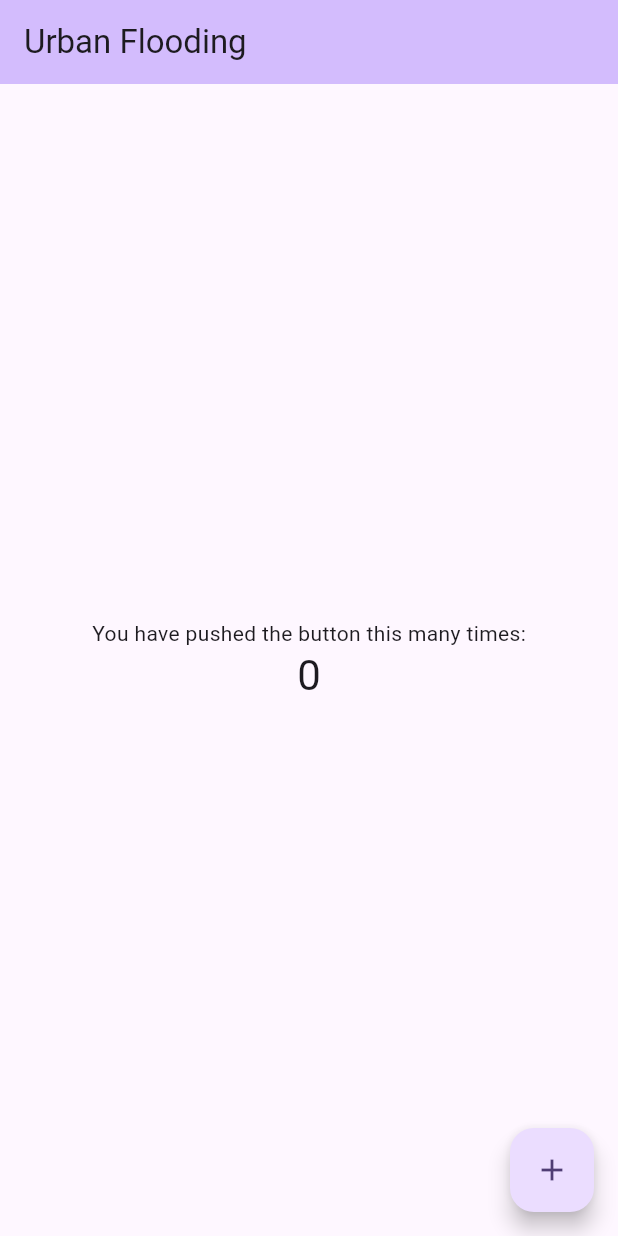
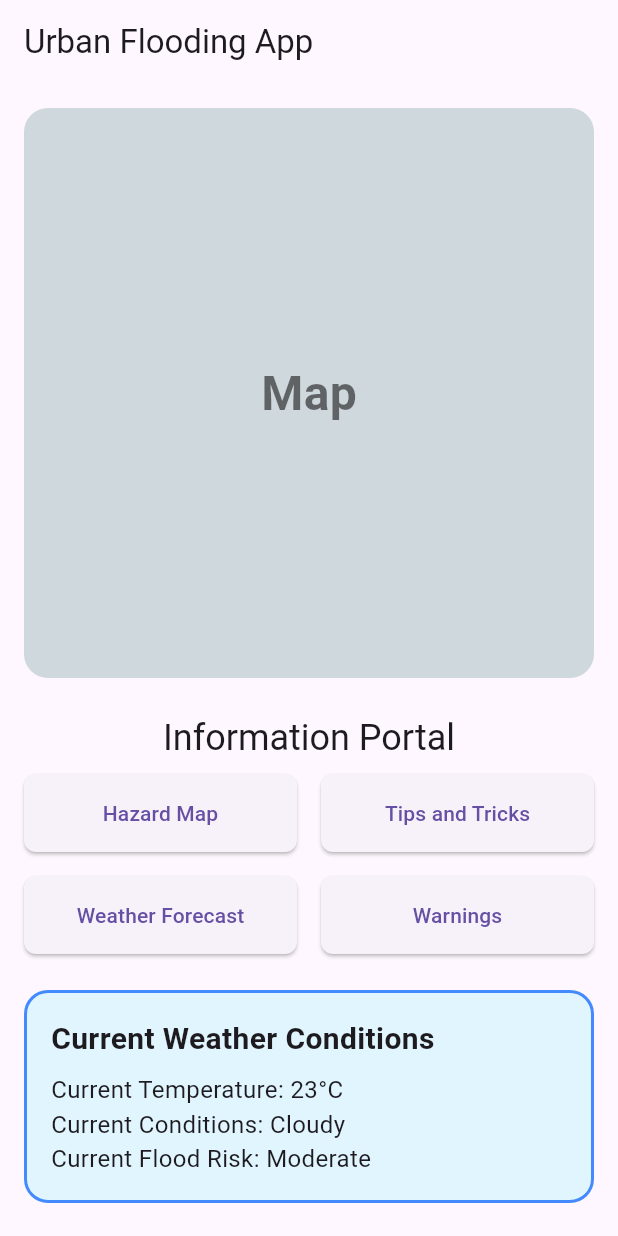
Before and after one commit to nharpa/urban_flooding, a Flutter app: the screen it shows after launch, on a phone screen of 412 x 824 dp. Run offline on Flutter 3.47's test engine with Material 3 defaults, Android fonts, the phone set to English and light mode, and no system bars.

Commit message:
Home Page Wireframe

```diff
--- a/lib/main.dart
+++ b/lib/main.dart
@@ -1,4 +1,5 @@
 import 'package:flutter/material.dart';
+import 'package:urban_flooding/pages/homepage.dart';
 
 void main() {
   runApp(const MyApp());
@@ -7,116 +8,11 @@ void main() {
 class MyApp extends StatelessWidget {
   const MyApp({super.key});
 
-  // This widget is the root of your application.
   @override
   Widget build(BuildContext context) {
-    return MaterialApp(
-      title: 'Flutter Demo',
-      theme: ThemeData(
-        // This is the theme of your application.
-        //
-        // TRY THIS: Try running your application with "flutter run". You'll see
-        // the application has a purple toolbar. Then, without quitting the app,
-        // try changing the seedColor in the colorScheme below to Colors.green
-        // and then invoke "hot reload" (save your changes or press the "hot
-        // reload" button in a Flutter-supported IDE, or press "r" if you used
-        // the command line to start the app).
-        //
-        // Notice that the counter didn't reset back to zero; the application
-        // state is not lost during the reload. To reset the state, use hot
-        // restart instead.
-        //
-        // This works for code too, not just values: Most code changes can be
-        // tested with just a hot reload.
-        colorScheme: ColorScheme.fromSeed(seedColor: Colors.deepPurple),
-      ),
-      home: const MyHomePage(title: 'Urban Flooding'),
+    return const MaterialApp(
+      debugShowCheckedModeBanner: false,
+      home: Homepage(),
     );
   }
 }
-
-class MyHomePage extends StatefulWidget {
-  const MyHomePage({super.key, required this.title});
-
-  // This widget is the home page of your application. It is stateful, meaning
-  // that it has a State object (defined below) that contains fields that affect
-  // how it looks.
-
-  // This class is the configuration for the state. It holds the values (in this
-  // case the title) provided by the parent (in this case the App widget) and
-  // used by the build method of the State. Fields in a Widget subclass are
-  // always marked "final".
-
-  final String title;
-
-  @override
-  State<MyHomePage> createState() => _MyHomePageState();
-}
-
-class _MyHomePageState extends State<MyHomePage> {
-  int _counter = 0;
-
-  void _incrementCounter() {
-    setState(() {
-      // This call to setState tells the Flutter framework that something has
-      // changed in this State, which causes it to rerun the build method below
-      // so that the display can reflect the updated values. If we changed
-      // _counter without calling setState(), then the build method would not be
-      // called again, and so nothing would appear to happen.
-      _counter++;
-    });
-  }
-
-  @override
-  Widget build(BuildContext context) {
-    // This method is rerun every time setState is called, for instance as done
-    // by the _incrementCounter method above.
-    //
-    // The Flutter framework has been optimized to make rerunning build methods
-    // fast, so that you can just rebuild anything that needs updating rather
-    // than having to individually change instances of widgets.
-    return Scaffold(
-      appBar: AppBar(
-        // TRY THIS: Try changing the color here to a specific color (to
-        // Colors.amber, perhaps?) and trigger a hot reload to see the AppBar
-        // change color while the other colors stay the same.
-        backgroundColor: Theme.of(context).colorScheme.inversePrimary,
-        // Here we take the value from the MyHomePage object that was created by
-        // the App.build method, and use it to set our appbar title.
-        title: Text(widget.title),
-      ),
-      body: Center(
-        // Center is a layout widget. It takes a single child and positions it
-        // in the middle of the parent.
-        child: Column(
-          // Column is also a layout widget. It takes a list of children and
-          // arranges them vertically. By default, it sizes itself to fit its
-          // children horizontally, and tries to be as tall as its parent.
-          //
-          // Column has various properties to control how it sizes itself and
-          // how it positions its children. Here we use mainAxisAlignment to
-          // center the children vertically; the main axis here is the vertical
-          // axis because Columns are vertical (the cross axis would be
-          // horizontal).
-          //
-          // TRY THIS: Invoke "debug painting" (choose the "Toggle Debug Paint"
-          // action in the IDE, or press "p" in the console), to see the
-          // wireframe for each widget.
-          mainAxisAlignment: MainAxisAlignment.center,
-          children: <Widget>[
-            const Text('You have pushed the button this many times:'),
-            Text(
-              '$_counter',
-              style: Theme.of(context).textTheme.headlineMedium,
-            ),
-          ],
-        ),
-      ),
-      floatingActionButton: FloatingActionButton(
-        onPressed: _incrementCounter,
-        tooltip: 'Increment',
-        child: const Icon(Icons.add),
-      ), // This trailing comma makes auto-formatting nicer for build methods.
-    );
-  }
-}
--- /dev/null
+++ b/lib/pages/homepage.dart
@@ -0,0 +1,137 @@
+import 'package:flutter/material.dart';
+
+class Homepage extends StatelessWidget {
+  const Homepage({super.key});
+
+  Widget _buildMapPlaceholder() {
+    return AspectRatio(
+      aspectRatio: 1,
+      child: Container(
+        decoration: BoxDecoration(
+          color: Colors.blueGrey[100],
+          borderRadius: BorderRadius.circular(16),
+        ),
+        child: const Center(
+          child: Text(
+            'Map',
+            style: TextStyle(
+              fontSize: 32,
+              fontWeight: FontWeight.bold,
+              color: Colors.black54,
+            ),
+          ),
+        ),
+      ),
+    );
+  }
+
+  Widget _buildButtonGrid(BuildContext context) {
+    return Column(
+      children: [
+        Padding(
+          padding: const EdgeInsets.only(bottom: 8.0),
+          child: Text(
+            "Information Portal",
+            style: Theme.of(context).textTheme.headlineSmall,
+          ),
+        ),
+        Row(
+          children: [
+            Expanded(
+              child: HomePageButton(buttonText: "Hazard Map", onPressed: () {}),
+            ),
+            const SizedBox(width: 16), // spacing between buttons
+            Expanded(
+              child: HomePageButton(
+                buttonText: "Tips and Tricks",
+                onPressed: () {},
+              ),
+            ),
+          ],
+        ),
+        const SizedBox(height: 16), // spacing between rows
+        Row(
+          children: [
+            Expanded(
+              child: HomePageButton(
+                buttonText: "Weather Forecast",
+                onPressed: () {},
+              ),
+            ),
+            const SizedBox(width: 16),
+            Expanded(
+              child: HomePageButton(buttonText: "Warnings", onPressed: () {}),
+            ),
+          ],
+        ),
+      ],
+    );
+  }
+
+  Widget _buildWeatherWidget() {
+    return Container(
+      padding: const EdgeInsets.all(16),
+      decoration: BoxDecoration(
+        color: Colors.lightBlue[50],
+        borderRadius: BorderRadius.circular(16),
+        border: Border.all(color: Colors.blueAccent, width: 2),
+      ),
+      child: Column(
+        crossAxisAlignment: CrossAxisAlignment.start,
+        children: const [
+          Text(
+            'Current Weather Conditions',
+            style: TextStyle(fontSize: 20, fontWeight: FontWeight.bold),
+          ),
+          SizedBox(height: 8),
+          Text('Current Temperature: 23°C', style: TextStyle(fontSize: 16)),
+          Text('Current Conditions: Cloudy', style: TextStyle(fontSize: 16)),
+          Text('Current Flood Risk: Moderate', style: TextStyle(fontSize: 16)),
+        ],
+      ),
+    );
+  }
+
+  @override
+  Widget build(BuildContext context) {
+    return Scaffold(
+      appBar: AppBar(title: const Text('Urban Flooding App')),
+      body: Padding(
+        padding: const EdgeInsets.all(16.0),
+        child: Column(
+          crossAxisAlignment: CrossAxisAlignment.stretch,
+          children: [
+            _buildMapPlaceholder(),
+            const SizedBox(height: 24),
+            _buildButtonGrid(context),
+            const SizedBox(height: 24),
+            _buildWeatherWidget(),
+          ],
+        ),
+      ),
+    );
+  }
+}
+
+class HomePageButton extends StatelessWidget {
+  final String buttonText;
+  final VoidCallback onPressed;
+
+  const HomePageButton({
+    super.key,
+    required this.buttonText,
+    required this.onPressed,
+  });
+
+  @override
+  Widget build(BuildContext context) {
+    return ElevatedButton(
+      style: ElevatedButton.styleFrom(
+        padding: const EdgeInsets.all(16),
+        shape: RoundedRectangleBorder(borderRadius: BorderRadius.circular(8)),
+      ),
+      onPressed: onPressed,
+      child: Text(buttonText),
+    );
+  }
+}
--- a/pubspec.yaml
+++ b/pubspec.yaml
@@ -15,7 +15,7 @@ dependencies:
 dev_dependencies:
   flutter_test:
     sdk: flutter
-  flutter_lints: ^5.0.0
+  flutter_lints: ^6.0.0
 
 flutter:
   uses-material-design: true
```
Also changed, not shown: pubspec.lock.
